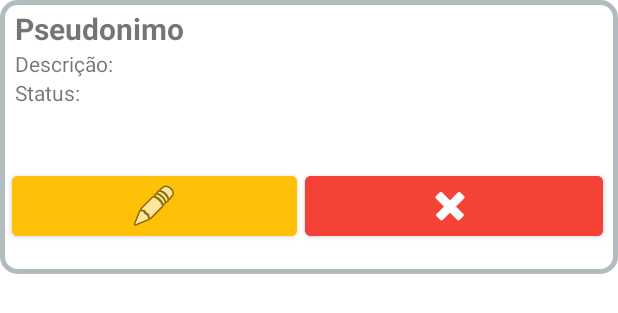
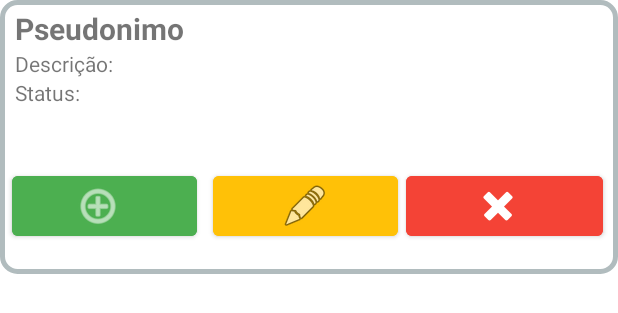
Before and after one commit to lucastayar12/TSWL, an Android app built with Jetpack Compose: the layout item_view.xml on its own in the app's theme, with its tools: preview values and no code run, on a phone screen of 412 x 824 dp. Shown: the top 313 px of the screen. Run offline under Robolectric (Android 15) with nearby library versions, the phone set to English and light mode, and no system bars.

Commit message:
RUMEI OS BAGUI

```diff
--- a/app/src/main/java/com/example/tswl/repository/DAO_Beneficiario.kt
+++ b/app/src/main/java/com/example/tswl/repository/DAO_Beneficiario.kt
@@ -36,6 +36,7 @@ class DAO_Beneficiario(context: Context) {
         banco.child("Beneficiarios").addValueEventListener(object : ValueEventListener {
             override fun onDataChange(snapshot: DataSnapshot) {
                 if (snapshot.exists()) {
+                    listaBeneficiarios.clear()
                     val gson = Gson()
                     for (i in snapshot.children) {
                         val json = gson.toJson(i.value)
@@ -64,8 +65,8 @@ class DAO_Beneficiario(context: Context) {
     }
 
     fun atualizarBeneficiario(beneficiario: Beneficiario) {
-        val beneficiarioRef = banco.child(beneficiario.codigo.toString())
-        beneficiarioRef.setValue(beneficiario)
+        val beneficiarioRef = banco.child("Beneficiarios")
+        beneficiarioRef.child(beneficiario.codigo.toString()).setValue(beneficiario)
     }
 
     fun getIndex(): Int {
--- a/app/src/main/java/com/example/tswl/telas/Atualizar.kt
+++ b/app/src/main/java/com/example/tswl/telas/Atualizar.kt
@@ -50,7 +50,7 @@ class Atualizar : AppCompatActivity() {
     }
 
     fun voltarInicio(View: View) {
-        this.startActivity(Intent(this, Mostrar::class.java))
+        this.finish()
     }
 
 }
--- a/app/src/main/java/com/example/tswl/telas/Inserir.kt
+++ b/app/src/main/java/com/example/tswl/telas/Inserir.kt
@@ -5,13 +5,10 @@ import androidx.appcompat.app.AppCompatActivity
 import android.os.Bundle
 import android.view.View
 import android.widget.EditText
-import android.widget.Toast
 import androidx.annotation.RequiresApi
 import com.example.tswl.R
 import com.example.tswl.model.Beneficiario
 import com.example.tswl.repository.DAO_Beneficiario
-import com.example.tswl.repository.IndexSingleton
-import java.time.LocalDateTime
 import java.time.ZoneId
 import java.time.ZonedDateTime
 import java.time.format.DateTimeFormatter
@@ -32,7 +29,6 @@ class Inserir : AppCompatActivity() {
 
     @RequiresApi(Build.VERSION_CODES.O)
     fun inserirBeneficiario(View: View) {
-        IndexSingleton.incrementIndex()
         var listBeneficios = ArrayList<String>()
         listBeneficios.add(
             ZonedDateTime.now(ZoneId.of("America/Sao_Paulo"))
@@ -40,7 +36,7 @@ class Inserir : AppCompatActivity() {
         )
 
         val beneficiario = Beneficiario(
-            IndexSingleton.index,
+            daoBeneficiario.getIndex(),
             et_Pseudonimo.text.toString(),
             et_Descricao.text.toString(),
             ZonedDateTime.now(ZoneId.of("America/Sao_Paulo"))
--- /dev/null
+++ b/app/src/main/res/drawable/baseline_add_24.xml
@@ -0,0 +1,5 @@
+<vector android:height="24dp" android:tint="#FFFFFF"
+    android:viewportHeight="24" android:viewportWidth="24"
+    android:width="24dp" xmlns:android="http://schemas.android.com/apk/res/android">
+    <path android:fillColor="@android:color/white" android:pathData="M19,13h-6v6h-2v-6H5v-2h6V5h2v6h6v2z"/>
+</vector>
--- a/app/src/main/res/layout/item_view.xml
+++ b/app/src/main/res/layout/item_view.xml
@@ -50,6 +50,22 @@
         android:orientation="horizontal">
 
         <Button
+            android:id="@+id/btnDarBeneficio"
+            android:layout_width="wrap_content"
+            android:layout_height="wrap_content"
+            android:layout_marginTop="40dp"
+            android:layout_weight="1"
+            android:backgroundTint="#4CAF50"
+            android:gravity="center"
+            android:insetLeft="8dp"
+            android:insetRight="3dp"
+            app:icon="@android:drawable/ic_menu_add"
+            app:iconGravity="textStart"
+            app:iconTint="#FFFFFF"
+            app:iconTintMode="src_in"
+            app:strokeColor="#A24E4E" />
+
+        <Button
             android:id="@+id/btnAtualizar"
             android:layout_width="wrap_content"
             android:layout_height="wrap_content"
@@ -77,8 +93,7 @@
             android:gravity="center"
             android:insetLeft="3dp"
             app:icon="@android:drawable/ic_delete"
-            app:iconGravity="textStart"
-            app:iconPadding="5dp" />
+            app:iconGravity="textStart" />
     </LinearLayout>
 
     <TextView
```
Also changed, not shown: app/src/main/java/com/example/tswl/repository/IndexSingleton.kt (deleted, +0 -14 lines), app/src/main/java/com/example/tswl/telas/Mostrar.kt (+16 -0 lines).
